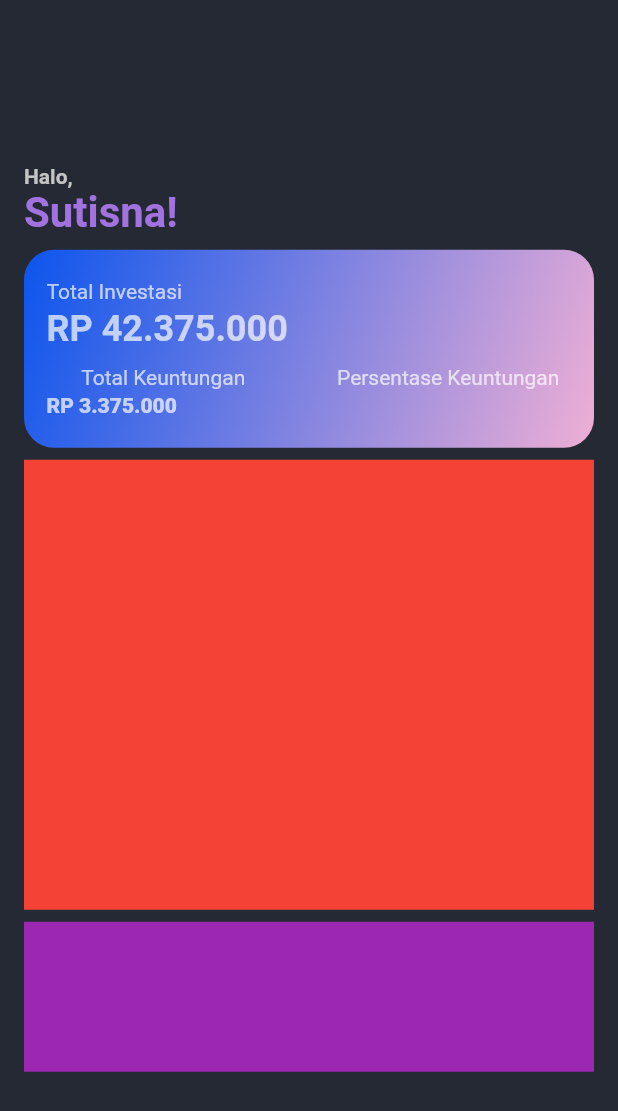
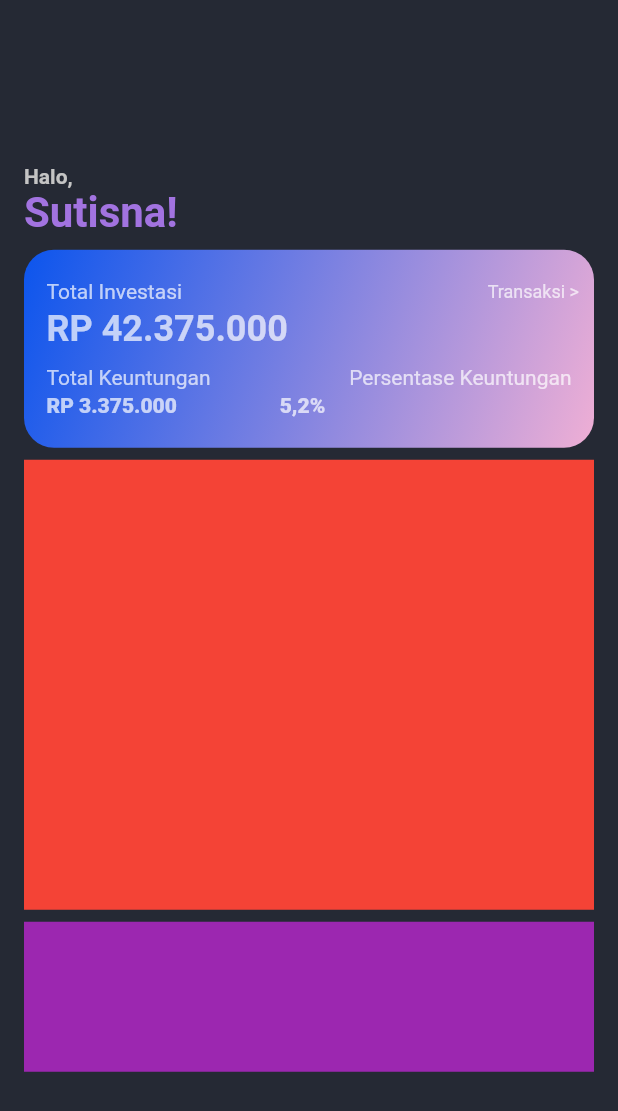
Before and after one commit to RenaldoLouis/flutter_invest_app, a Flutter app: the screen it shows after launch, on a phone screen of 412 x 824 dp. Shown: the top 1111 px of the screen. Run offline on Flutter 3.47's test engine with Material 2 defaults, Android fonts, the light colour scheme and no system bars.

Commit message:
first box done

```diff
--- a/lib/app/sign_in/sign_in_page.dart
+++ b/lib/app/sign_in/sign_in_page.dart
@@ -64,9 +64,12 @@ class SignInPage extends StatelessWidget {
               child: Column(
                 children: <Widget>[
                   Container(
-                    margin: EdgeInsets.only(top: 20.0, left: 15.0, right: 10.0),
-                    child: Align(
-                      alignment: Alignment(-1, 1),
+                      margin:
+                          EdgeInsets.only(top: 20.0, left: 15.0, right: 10.0),
+                      child: Row(
+                        mainAxisAlignment: MainAxisAlignment.spaceBetween,
+                        children: <Widget>[
+                          Align(
                             child: Text(
                               "Total Investasi",
                               style: TextStyle(
@@ -75,7 +78,17 @@ class SignInPage extends StatelessWidget {
                                   fontSize: 14.0),
                             ),
                           ),
+                          Align(
+                            child: Text(
+                              "Transaksi >",
+                              style: TextStyle(
+                                  color: Colors.white70,
+                                  // fontWeight: FontWeight.bold,
+                                  fontSize: 12.0),
                             ),
+                          ),
+                        ],
+                      )),
                   Container(
                     margin: EdgeInsets.only(top: 3.0, left: 15.0, right: 10.0),
                     child: Align(
@@ -90,13 +103,11 @@ class SignInPage extends StatelessWidget {
                     ),
                   ),
                   Container(
-                    // width: 300,
-                    margin: EdgeInsets.only(top: 10.0, left: 15.0),
+                    margin: EdgeInsets.only(top: 10.0, left: 15.0, right: 15.0),
                     child: Row(
-                      mainAxisAlignment: MainAxisAlignment.spaceEvenly,
+                      mainAxisAlignment: MainAxisAlignment.spaceBetween,
                       children: <Widget>[
                         Align(
-                          alignment: Alignment(-1, 1),
                           child: Text(
                             "Total Keuntungan",
                             style: TextStyle(
@@ -105,9 +116,7 @@ class SignInPage extends StatelessWidget {
                                 fontSize: 14.0),
                           ),
                         ),
-                        SizedBox(width: 15.0),
                         Align(
-                          alignment: Alignment(1, 0),
                           child: Text(
                             "Persentase Keuntungan",
                             style: TextStyle(
@@ -121,8 +130,9 @@ class SignInPage extends StatelessWidget {
                   ),
                   Container(
                     margin: EdgeInsets.only(top: 3.0, left: 15.0, right: 10.0),
-                    child: Align(
-                      alignment: Alignment(-1, 1),
+                    child: Row(
+                      children: <Widget>[
+                        Align(
                           child: Text(
                             "RP 3.375.000",
                             style: TextStyle(
@@ -130,6 +140,18 @@ class SignInPage extends StatelessWidget {
                                 fontWeight: FontWeight.w800,
                                 fontSize: 14.0),
                           ),
+                        ),
+                        SizedBox(width: 68.5),
+                        Align(
+                          child: Text(
+                            "5,2%",
+                            style: TextStyle(
+                                color: Colors.white70,
+                                fontWeight: FontWeight.w800,
+                                fontSize: 14.0),
+                          ),
+                        ),
+                      ],
                     ),
                   ),
                 ],
```
Lines whose indentation alone changed are shown as unchanged.
